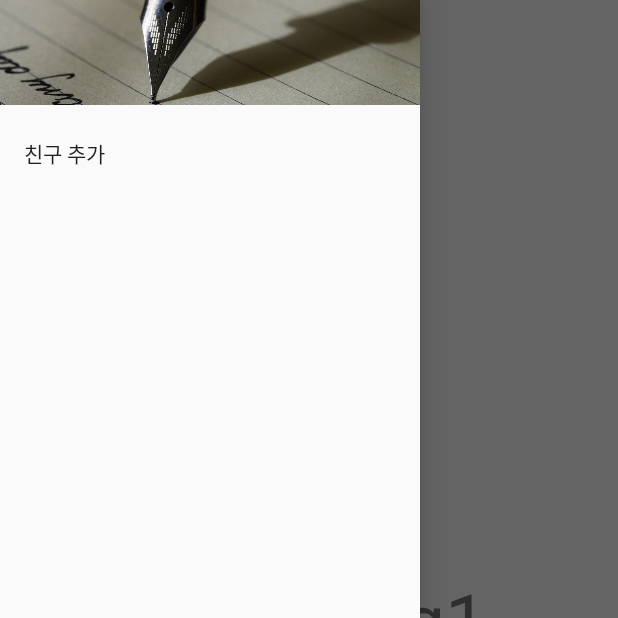
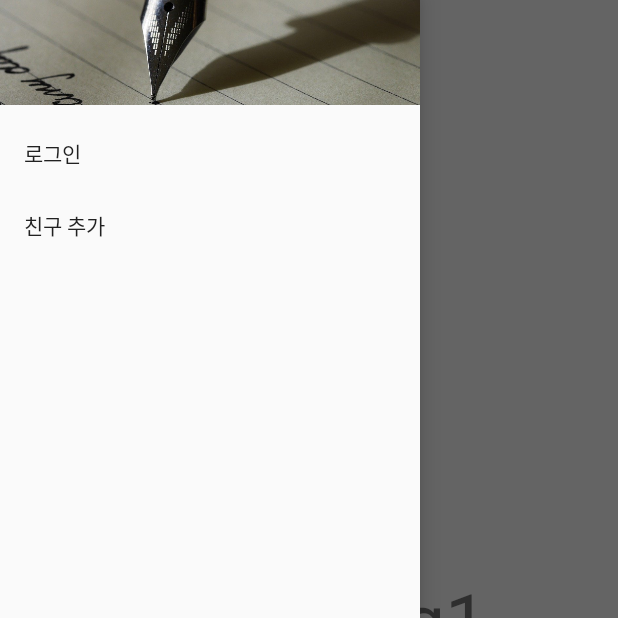
Before and after one commit to littlemary1379/homingBirdProject, an Android app: the screen it shows after launch (MainActivity), after a tap on an icon or button, on a phone screen of 412 x 824 dp, the top half of it. Run offline under Robolectric (Android 15) with nearby library versions, the phone set to English and light mode, and no system bars; our stand-ins replace Firebase (no records; nobody signed in at launch, a user with empty details on screens opened directly).

Commit message:
add logout and Changes in navigation according to login status(incomplete)

```diff
--- a/app/src/main/AndroidManifest.xml
+++ b/app/src/main/AndroidManifest.xml
@@ -9,7 +9,8 @@
         android:roundIcon="@mipmap/ic_launcher_round"
         android:supportsRtl="true"
         android:theme="@style/Theme.HomingBird">
-        <activity android:name=".writeMessage.WriteActivity"></activity>
+        <activity android:name=".findFriend.FindFriendActivity"></activity>
+        <activity android:name=".writeMessage.WriteActivity" />
         <activity android:name=".login.LoginActivity" />
         <activity android:name=".main.MainActivity">
             <intent-filter>
--- a/app/src/main/java/com/mary/homingbird/main/MainActivity.java
+++ b/app/src/main/java/com/mary/homingbird/main/MainActivity.java
@@ -1,5 +1,6 @@
 package com.mary.homingbird.main;
 
+import androidx.annotation.NonNull;
 import androidx.appcompat.app.AppCompatActivity;
 import androidx.appcompat.widget.Toolbar;
 import androidx.core.content.ContextCompat;
@@ -13,17 +14,24 @@ import android.graphics.Color;
 import android.os.Bundle;
 import android.util.Log;
 import android.view.Gravity;
+import android.view.Menu;
+import android.view.MenuItem;
 import android.view.View;
 import android.widget.ImageView;
 import android.widget.LinearLayout;
 import android.widget.TextView;
 
 import com.google.android.gms.common.SignInButton;
+import com.google.android.material.navigation.NavigationView;
+import com.google.firebase.auth.FirebaseAuth;
+import com.google.firebase.auth.FirebaseUser;
 import com.mary.homingbird.R;
+import com.mary.homingbird.findFriend.FindFriendActivity;
 import com.mary.homingbird.main.adapter.MainFragmentAdapter;
 import com.mary.homingbird.main.fragment.FragmentPostOffice;
 import com.mary.homingbird.main.fragment.FragmentPostbox;
 import com.mary.homingbird.main.fragment.MainZoomOutPageTransfomer;
+import com.mary.homingbird.util.ActivityUtil;
 import com.mary.homingbird.util.DlogUtil;
 
 import org.w3c.dom.Text;
@@ -34,7 +42,7 @@ public class MainActivity extends AppCompatActivity {
 
     private ViewPager viewPager;
     private DrawerLayout drawerLayout;
-    private Toolbar toolbar;
+    private NavigationView navigationView;
 
     private MainFragmentAdapter mainFragmentAdapter;
 
@@ -47,19 +55,30 @@ public class MainActivity extends AppCompatActivity {
     private ImageView imageViewPostBox;
     private ImageView imageViewMenu;
 
+    private FirebaseAuth firebaseAuth;
+    private FirebaseUser firebaseUser;
+
     @Override
     protected void onCreate(Bundle savedInstanceState) {
         super.onCreate(savedInstanceState);
         setContentView(R.layout.activity_main);
 
+        checkLogin();
         findView();
         initFragment();
+        initNavigation();
         setListener();
+    }
+
+    private void checkLogin(){
+        firebaseAuth = FirebaseAuth.getInstance();
+        firebaseUser = firebaseAuth.getCurrentUser();
     }
 
     private void findView(){
         viewPager = findViewById(R.id.viewPager);
         drawerLayout = findViewById(R.id.drawerLayout);
+        navigationView = findViewById(R.id.navigation);
 
         textViewPostBox = findViewById(R.id.textViewPostBox);
         textViewPostOffice = findViewById(R.id.textViewPostOffice);
@@ -82,17 +101,37 @@ public class MainActivity extends AppCompatActivity {
     }
 
     private void initNavigation(){
-
+        Menu menu = navigationView.getMenu();
+        if(firebaseUser!=null){
+            menu.findItem(R.id.menu_login).setVisible(false);
+            menu.findItem(R.id.menu_logout).setVisible(true);
+        }else{
+            menu.findItem(R.id.menu_login).setVisible(true);
+            menu.findItem(R.id.menu_logout).setVisible(false);
+        }
     }
 
     private void setListener(){
 
-        imageViewMenu.setOnClickListener(new View.OnClickListener() {
-            @Override
-            public void onClick(View v) {
-                DlogUtil.d(TAG, "imageViewMenu 클릭");
-                drawerLayout.openDrawer(Gravity.LEFT);
+        imageViewMenu.setOnClickListener(v -> {
+            DlogUtil.d(TAG, "imageViewMenu 클릭");
+            drawerLayout.openDrawer(Gravity.LEFT);
+        });
+
+        navigationView.setNavigationItemSelectedListener(item -> {
+            DlogUtil.d(TAG, "navigationView 클릭");
+
+            if(item.getItemId() == R.id.menu_addFriend){
+                DlogUtil.d(TAG, "addFriend 클릭");
+                ActivityUtil.startActivityWithoutFinish(MainActivity.this, FindFriendActivity.class);
+                return true;
+            }else if(item.getItemId() == R.id.menu_logout){
+                DlogUtil.d(TAG, "logout 클릭");
+                callSignOut();
+
             }
+
+            return false;
         });
 
         viewPager.addOnPageChangeListener(new ViewPager.OnPageChangeListener() {
@@ -160,4 +199,8 @@ public class MainActivity extends AppCompatActivity {
 //        });
     }
 
+    private void callSignOut(){
+        firebaseAuth.signOut();
+    }
+
 }
--- a/app/src/main/java/com/mary/homingbird/main/fragment/FragmentPostOffice.java
+++ b/app/src/main/java/com/mary/homingbird/main/fragment/FragmentPostOffice.java
@@ -55,8 +55,10 @@ public class FragmentPostOffice extends Fragment {
         textViewWriteButton.setOnClickListener(view -> {
             Log.d(TAG, "setListener: textViewWriteButton 클릭");
 
+            ActivityUtil.startActivityWithoutFinish(getContext(), LoginActivity.class);
+
             FirebaseUser currentUser = firebaseAuth.getCurrentUser();
-            if(currentUser.equals("")) {
+            if(currentUser==null) {
                 DlogUtil.d(TAG, "로그인 안 되어있음");
                 ActivityUtil.startActivityWithoutFinish(getContext(), LoginActivity.class);
             }else{
--- a/app/src/main/res/layout/activity_main.xml
+++ b/app/src/main/res/layout/activity_main.xml
@@ -7,14 +7,6 @@
     android:layout_width="match_parent"
     android:layout_height="match_parent"
     tools:context=".main.MainActivity">
-
-    <com.google.android.material.navigation.NavigationView
-        android:id="@+id/navigation"
-        android:layout_width="wrap_content"
-        android:layout_height="match_parent"
-        android:layout_gravity="start|left"
-        app:menu="@menu/main_menu"
-        app:headerLayout="@layout/main_navigation_header"/>
 
     <androidx.constraintlayout.widget.ConstraintLayout
         android:layout_width="match_parent"
@@ -106,4 +98,13 @@
         </LinearLayout>
 
     </androidx.constraintlayout.widget.ConstraintLayout>
+
+    <com.google.android.material.navigation.NavigationView
+        android:id="@+id/navigation"
+        android:layout_width="wrap_content"
+        android:layout_height="match_parent"
+        android:layout_gravity="start|left"
+        app:menu="@menu/main_menu"
+        app:headerLayout="@layout/main_navigation_header"/>
+
 </androidx.drawerlayout.widget.DrawerLayout>
--- a/app/src/main/res/menu/main_menu.xml
+++ b/app/src/main/res/menu/main_menu.xml
@@ -2,8 +2,15 @@
 <menu xmlns:android="http://schemas.android.com/apk/res/android">
 
     <item
-        android:id="@+id/addFriend"
+        android:id="@+id/menu_login"
+        android:title="@string/drawer_navigation_menu_login" />
+
+    <item
+        android:id="@+id/menu_addFriend"
         android:title="@string/drawer_navigation_menu_friend" />
 
+    <item
+        android:id="@+id/menu_logout"
+        android:title="@string/drawer_navigation_menu_logout" />
 
 </menu>
--- a/app/src/main/res/values/strings.xml
+++ b/app/src/main/res/values/strings.xml
@@ -9,6 +9,8 @@
     <string name="bottom_navigation_title_postbox">우체통</string>
     <string name="bottom_navigation_title_post_office">우체국</string>
     <string name="drawer_navigation_menu_friend">친구 추가</string>
+    <string name="drawer_navigation_menu_login">로그인</string>
+    <string name="drawer_navigation_menu_logout">로그아웃</string>
 
     <!--Login Activity-->
     <string name="login_email_explanation">다양한 기능을 이용하기 위해서는\n로그인이 필요합니다.</string>
```
Also changed, not shown: app/src/main/java/com/mary/homingbird/findFriend/FindFriendActivity.java (added, +16 -0 lines), app/src/main/res/layout/activity_find_friend.xml (added, +9 -0 lines).
